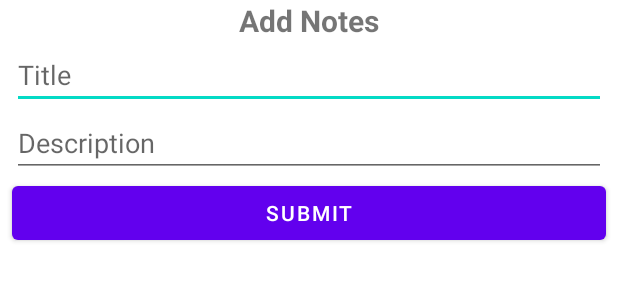
After one commit to mahdavakili/mehregan, an Android app: the layout add_notes_dialog_layaut.xml on its own in the app's theme, with its tools: preview values and no code run, on a phone screen of 412 x 824 dp. The commit adds this screen. Shown: the top 300 px of the screen. Run offline under Robolectric (Android 15) with nearby library versions, the phone set to English and light mode, and no system bars.

Commit message:
second commit

```diff
--- a/app/src/main/AndroidManifest.xml
+++ b/app/src/main/AndroidManifest.xml
@@ -13,6 +13,9 @@
         android:supportsRtl="true"
         android:theme="@style/Theme.Mehregan"
         tools:targetApi="31">
+        <activity
+            android:name=".DetailActivity"
+            android:exported="false" />
         <activity
             android:name=".OrderTrackingActivity"
             android:exported="false" />
--- /dev/null
+++ b/app/src/main/java/vakili/mahda/mehregan/ItemClickListener.kt
@@ -0,0 +1,6 @@
+package vakili.mahda.mehregan
+
+interface ItemClickListener {
+    fun onClick(notes:Notes)
+
+}
--- /dev/null
+++ b/app/src/main/res/layout/add_notes_dialog_layaut.xml
@@ -0,0 +1,72 @@
+<?xml version="1.0" encoding="utf-8"?>
+<androidx.constraintlayout.widget.ConstraintLayout xmlns:android="http://schemas.android.com/apk/res/android"
+
+    xmlns:app="http://schemas.android.com/apk/res-auto"
+    xmlns:tools="http://schemas.android.com/tools"
+    android:layout_width="match_parent"
+    android:layout_height="match_parent">
+    <TextView
+        android:layout_width="match_parent"
+        android:layout_height="wrap_content"
+        android:text="@string/add_notes"
+        android:id="@+id/textView"
+        android:textAlignment="center"
+        android:textSize="20sp"
+        android:textStyle="bold"
+        app:layout_constraintEnd_toEndOf="parent"
+        app:layout_constraintStart_toStartOf="parent"
+        app:layout_constraintTop_toTopOf="parent"/>
+
+    <com.google.android.material.textfield.TextInputLayout
+        android:id="@+id/container_title"
+        style="@style/Widget.MaterialComponents.TextInputLayout.OutlinedBox"
+        android:layout_width="match_parent"
+        android:layout_height="wrap_content"
+        app:layout_constraintStart_toStartOf="parent"
+        tools:ignore="MissingConstraints" />
+
+
+    <com.google.android.material.textfield.TextInputEditText
+        android:id="@+id/editTextTitel"
+        android:layout_width="match_parent"
+        android:layout_height="wrap_content"
+        android:layout_marginStart="8dp"
+        android:layout_marginEnd="8dp"
+        android:hint="@string/title"
+        app:layout_constraintEnd_toEndOf="parent"
+        app:layout_constraintStart_toStartOf="parent"
+        app:layout_constraintTop_toBottomOf="@+id/textView" />
+
+    <com.google.android.material.textfield.TextInputLayout
+        android:id="@+id/container_description"
+        style="@style/Widget.MaterialComponents.TextInputLayout.OutlinedBox"
+        android:layout_width="match_parent"
+        android:layout_height="wrap_content"
+        app:layout_constraintStart_toStartOf="parent"
+        tools:ignore="MissingConstraints" />
+
+
+    <com.google.android.material.textfield.TextInputEditText
+        android:id="@+id/editTextdescription"
+        android:layout_width="match_parent"
+        android:layout_height="wrap_content"
+        android:layout_marginStart="8dp"
+        android:layout_marginEnd="8dp"
+        android:hint="@string/description"
+        app:layout_constraintEnd_toEndOf="@+id/editTextTitel"
+        app:layout_constraintStart_toStartOf="@+id/editTextTitel"
+        app:layout_constraintTop_toBottomOf="@+id/editTextTitel" />
+
+    <com.google.android.material.button.MaterialButton
+        android:id="@+id/buttonSubmit"
+        android:layout_width="match_parent"
+        android:layout_height="wrap_content"
+        android:layout_marginStart="8dp"
+        android:layout_marginEnd="8dp"
+        android:text="@string/submit"
+        app:layout_constraintEnd_toEndOf="@+id/editTextdescription"
+        app:layout_constraintHorizontal_bias="1.0"
+        app:layout_constraintStart_toStartOf="@+id/editTextdescription"
+        app:layout_constraintTop_toBottomOf="@+id/editTextdescription" />
+
+</androidx.constraintlayout.widget.ConstraintLayout>
--- a/app/src/main/res/values/strings.xml
+++ b/app/src/main/res/values/strings.xml
@@ -4,5 +4,10 @@
     <string name="order_List">لیست سفارش</string>
     <string name="order_tracking">پیگیری سفارش</string>
     <string name="reporting">گزارش گیری</string>
+    <string name="add_notes">Add Notes</string>
+    <string name="title">Title</string>
+    <string name="description">Description</string>
+    <string name="submit">Submit</string>
+
 
 </resources>
```
Also changed, not shown: app/src/main/java/vakili/mahda/mehregan/AppConstant.kt (added, +7 -0 lines), app/src/main/java/vakili/mahda/mehregan/DetailActivity.kt (added, +29 -0 lines), app/src/main/java/vakili/mahda/mehregan/NotesAdapter.kt (added, +39 -0 lines), app/src/main/java/vakili/mahda/mehregan/ProductActivity.kt (+75 -1 lines), app/src/main/res/layout/activity_detail.xml (added, +27 -0 lines), app/src/main/res/layout/activity_product.xml (+21 -0 lines), app/src/main/res/layout/notes_adapter_layout.xml (added, +42 -0 lines).
